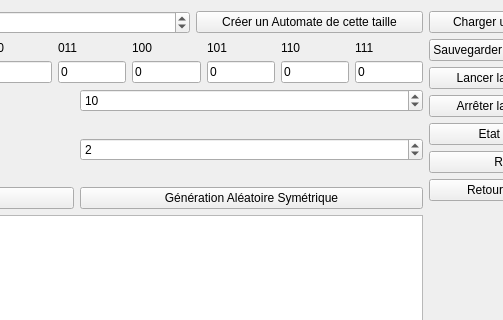
Qt form automate_1d.ui (artemisart/lo21-gameoflife) before a commit; both pictures show x 281 to 784 and y 0 to 320 of the 883 by 734 pixel window.
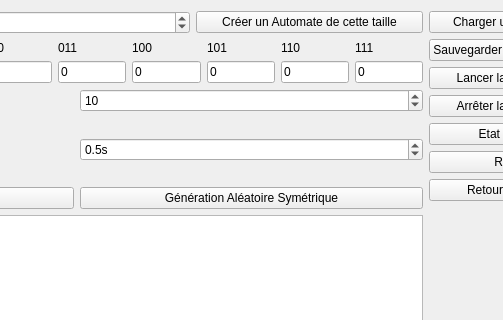
The same form after that commit.

Commit message: ui 1d use double spin box

Diff of the .ui file:
```diff
--- a/automate_1d.ui
+++ b/automate_1d.ui
@@ -263,9 +263,24 @@
         </widget>
        </item>
        <item>
-        <widget class="QSpinBox" name="timer">
+        <widget class="QDoubleSpinBox" name="timer">
+         <property name="suffix">
+          <string>s</string>
+         </property>
+         <property name="decimals">
+          <number>1</number>
+         </property>
+         <property name="minimum">
+          <double>0.100000000000000</double>
+         </property>
+         <property name="maximum">
+          <double>2.000000000000000</double>
+         </property>
+         <property name="singleStep">
+          <double>0.100000000000000</double>
+         </property>
          <property name="value">
-          <number>2</number>
+          <double>0.500000000000000</double>
          </property>
         </widget>
        </item>
```
